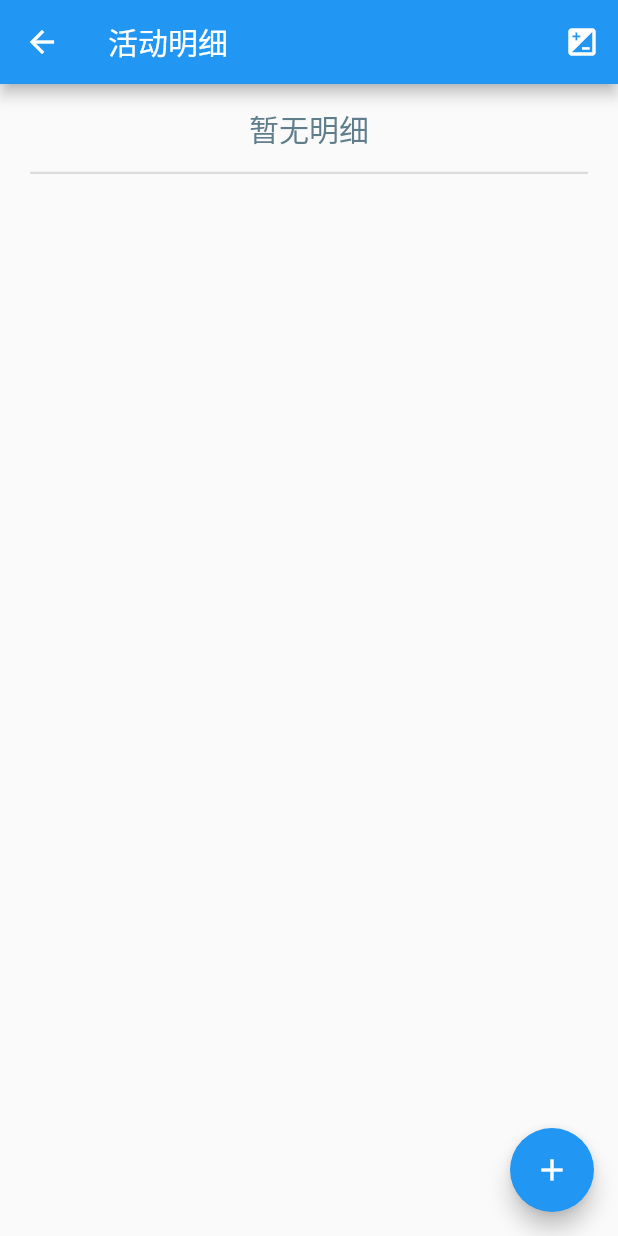
After one commit to xiaopf/settleAccounts, a Flutter app: the Detail screen opened directly, on a phone screen of 412 x 824 dp. The commit adds this screen. Run offline on Flutter 3.47's test engine with Material 2 defaults, Android fonts, the phone set to English and light mode, and no system bars.

Commit message:
feat: add pages

```diff
--- /dev/null
+++ b/lib/Detail.dart
@@ -0,0 +1,175 @@
+import 'dart:io';
+import 'dart:async';
+import 'dart:convert';
+import 'package:flutter/material.dart';
+import 'package:path_provider/path_provider.dart';
+import './Consumption.dart';
+class Detail extends StatefulWidget {
+  final index;
+  Detail({Key key, this.index}) : super(key: key);
+
+  @override
+  _DetailState createState() => _DetailState();
+}
+
+class _DetailState extends State<Detail> {
+  List _activeList = [];
+  int activeIndex;
+  List _detailList = [];
+  String _title = '';
+
+  @override
+  void initState() {
+    super.initState();
+
+    _readData().then((List value){
+      activeIndex = widget.index;
+      // print(value);
+      setState((){
+        _activeList = value;
+        _title = value[activeIndex]['title'];
+        _detailList = value[activeIndex]['detailList'] == null ? [] : value[activeIndex]['detailList'];
+      });
+    });
+  }
+
+  Future<File> _getLocalFile() async {
+    String dir = (await getApplicationDocumentsDirectory()).path;
+    return new File('$dir/activeList.json');
+  }
+
+  Future<List> _readData() async{
+    try {
+      File file = await _getLocalFile();
+      String data = await file.readAsString();
+      List activeList = json.decode(data);
+      return activeList;
+    } on FileSystemException {
+      return [];
+    }
+  }
+
+  Future<Null> _addDetail(detailItem) async {
+    setState(() {
+      _detailList.add(detailItem);
+      _activeList[activeIndex]['detailList'] = _detailList;
+    });
+    await (await _getLocalFile()).writeAsString(json.encode(_activeList));
+  }
+
+  Future<Null> _removeDetail(index) async {
+    setState(() {
+      _detailList.removeAt(index);
+    });
+    await (await _getLocalFile()).writeAsString(json.encode(_activeList));
+  }
+
+  Widget _detailWidgetList(BuildContext context, int index) {
+    if(_detailList.length <= 0 ) {
+      return  Column(
+        children: <Widget>[
+          Center(
+            heightFactor: 2.0,
+            child: Text('暂无明细', style: TextStyle(color: Colors.blueGrey,fontSize: 20.0),)
+          ),
+          Divider(
+            indent: 20.0,
+            endIndent: 20.0,
+            height: 0.0,
+            thickness:1.5,
+          ),
+        ],
+      );
+    }
+    final detail = _detailList[index];
+    if (detail == null) {
+      return Container(
+        height: 0,
+      );
+    }
+    return Dismissible(
+      key: Key(detail['detailName']),
+      background: Container(color: Colors.red,),
+      direction:DismissDirection.endToStart,
+      onDismissed: (direction) async{
+        await _removeDetail(index);
+        Scaffold.of(context).showSnackBar(
+          SnackBar(
+            content: Text('${detail['detailName']}被删除了'),
+            duration: Duration(milliseconds: 500)
+          )
+        );
+      },
+      child: Container(
+        color: Colors.white10,
+        child: Column(
+          children: <Widget>[
+            ListTile (
+              onTap: () async{
+                Map modifiedDetail = await Navigator.push(
+                  context,
+                  MaterialPageRoute(builder: (context) => Consumption(detail: detail))
+                );
+                setState(() {
+                  _detailList[index] = modifiedDetail;
+                });
+                await (await _getLocalFile()).writeAsString(json.encode(_activeList));
+              },
+              contentPadding: EdgeInsets.all(8.0),
+              title: Text(
+                detail['detailName'],
+                style: TextStyle(fontWeight: FontWeight.w400,fontSize: 18.0)
+              ),
+              trailing: Icon(Icons.arrow_forward_ios),
+              subtitle: Container(
+                child: Text(
+                  '${detail['payer']} 支付 ${detail['money'].toString()}元 (${detail['partner'].length}人参与)'
+                )
+              )
+            ),
+            Divider(
+              height: 0.0,
+              thickness:1.5,
+            ),
+          ],
+        )
+      ),
+    );
+  }
+
+  @override
+  Widget build(BuildContext context) {
+    return Scaffold(
+      appBar: AppBar(
+        title: Text('$_title活动明细'),
+        actions: <Widget>[
+          IconButton(
+            icon: Icon(Icons.iso),
+            onPressed: (){
+              // print(111);
+            },
+          )
+        ],
+      ),
+      body: ListView.builder(
+        itemCount: _detailList.length == 0 ?  1 : _detailList.length,
+        itemBuilder: _detailWidgetList,
+      ),
+      floatingActionButton: FloatingActionButton(
+        onPressed: () async{
+          // setState(() {
+          //   _detailList.removeAt(0);
+          // });
+          // await(await _getLocalFile()).writeAsString(json.encode(_activeList));
+          Map detailItem = await Navigator.push(
+            context,
+            MaterialPageRoute(builder: (context) => Consumption())
+          );
+          _addDetail(detailItem);
+        },
+        tooltip: '添加明细',
+        child: Icon(Icons.add),
+      ),
+    );
+  }
+}
--- a/lib/main.dart
+++ b/lib/main.dart
@@ -1,5 +1,6 @@
 import 'package:flutter/material.dart';
 import './Home.dart';
+
 import 'package:flutter/rendering.dart';
 void main(){
   debugPaintSizeEnabled=false;
```
Also changed, not shown: lib/Consumption.dart (added, +182 -0 lines), lib/Home.dart (+9 -2 lines), lib/Partner.dart (added, +200 -0 lines), 30 other files.
